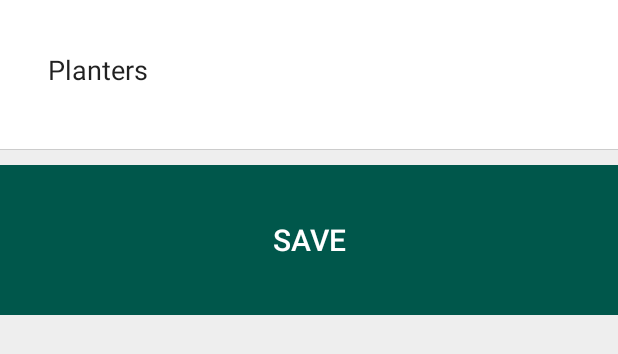
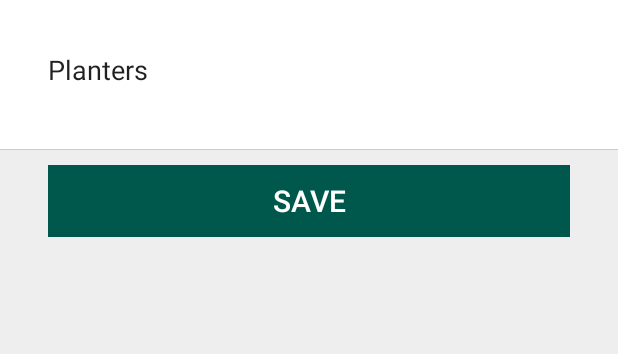
Before and after one commit to Sylvartore/TreePost, an Android app: the layout activity_change_nickname.xml on its own in the app's theme, with its tools: preview values and no code run, on a phone screen of 412 x 824 dp. Shown: the top 354 px of the screen. Run offline under Robolectric (Android 15) with nearby library versions, the phone set to English and light mode, and no system bars.

Commit message:
Updated UI

```diff
--- a/app/src/main/res/layout/activity_change_nickname.xml
+++ b/app/src/main/res/layout/activity_change_nickname.xml
@@ -32,8 +32,10 @@
 
     <android.support.constraint.ConstraintLayout
         android:layout_width="match_parent"
-        android:layout_height="100dp"
+        android:layout_height="wrap_content"
         android:layout_marginTop="10dp"
+        android:layout_marginStart="32dp"
+        android:layout_marginEnd="32dp"
         android:background="@drawable/white_gb_with_bottom_border"
         app:layout_constraintStart_toStartOf="parent"
         app:layout_constraintTop_toBottomOf="@+id/change_nickname_layout">
@@ -41,7 +43,7 @@
         <Button
             android:id="@+id/nickname_save_btn"
             android:layout_width="match_parent"
-            android:layout_height="match_parent"
+            android:layout_height="wrap_content"
             android:text="@string/save_btn"
             android:background="@color/colorPrimary"
             android:textColor="#fff"
--- a/app/src/main/res/layout/activity_edit_message.xml
+++ b/app/src/main/res/layout/activity_edit_message.xml
@@ -24,8 +24,10 @@
 
     <android.support.constraint.ConstraintLayout
         android:layout_width="match_parent"
-        android:layout_height="100dp"
+        android:layout_height="wrap_content"
         android:layout_marginTop="10dp"
+        android:layout_marginStart="32dp"
+        android:layout_marginEnd="32dp"
         android:background="@drawable/white_gb_with_bottom_border"
         app:layout_constraintStart_toStartOf="parent"
         app:layout_constraintTop_toBottomOf="@+id/edit_msg">
@@ -33,7 +35,7 @@
         <Button
             android:id="@+id/edit_msg_save_btn"
             android:layout_width="match_parent"
-            android:layout_height="match_parent"
+            android:layout_height="wrap_content"
             android:text="@string/save_btn"
             android:background="@color/colorPrimary"
             android:textColor="#fff"
--- a/app/src/main/res/layout/activity_tree.xml
+++ b/app/src/main/res/layout/activity_tree.xml
@@ -48,9 +48,10 @@
             android:layout_width="match_parent"
             android:layout_height="match_parent"
             android:layout_alignParentStart="true"
-            android:layout_marginStart="10dp"
+            android:paddingStart="10dp"
+            android:paddingEnd="10dp"
             android:layout_toStartOf="@+id/btn_new_pub_msg"
-            android:background="@color/fui_transparent"
+            android:background="@drawable/input_background"
             android:ems="10"
             android:hint="@string/edit_msg_hint"
             android:inputType="text" />
```
Also changed, not shown: app/src/main/res/drawable/input_background.xml (added, +20 -0 lines), app/src/main/res/layout/activity_message.xml (+23 -4 lines).
